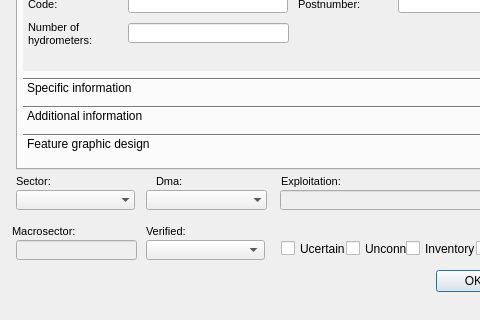
Giswater/giswater_qgis_plugin, file ui/ud_man_connec.ui: the form before one commit; both pictures show x 0 to 480 and y 389 to 709 of the 604 by 709 pixel window.
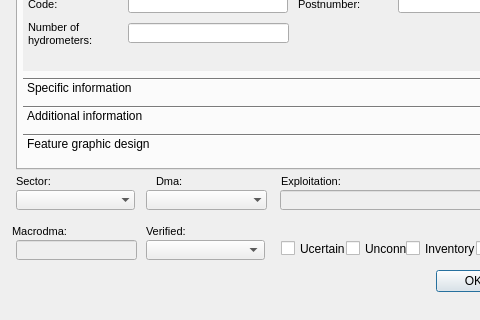
The form after the commit. Icons and pictures are not drawn.

Commit message: UI - Add material,pnom,dnom

Diff of the .ui file:
```diff
--- a/ui/ud_man_connec.ui
+++ b/ui/ud_man_connec.ui
@@ -86,7 +86,7 @@
      <enum>QFrame::Plain</enum>
     </property>
     <property name="text">
-     <string>Macrosector:</string>
+     <string>Macrodma:</string>
     </property>
     <property name="textFormat">
      <enum>Qt::AutoText</enum>
```
The commit also changes 4 other files.
